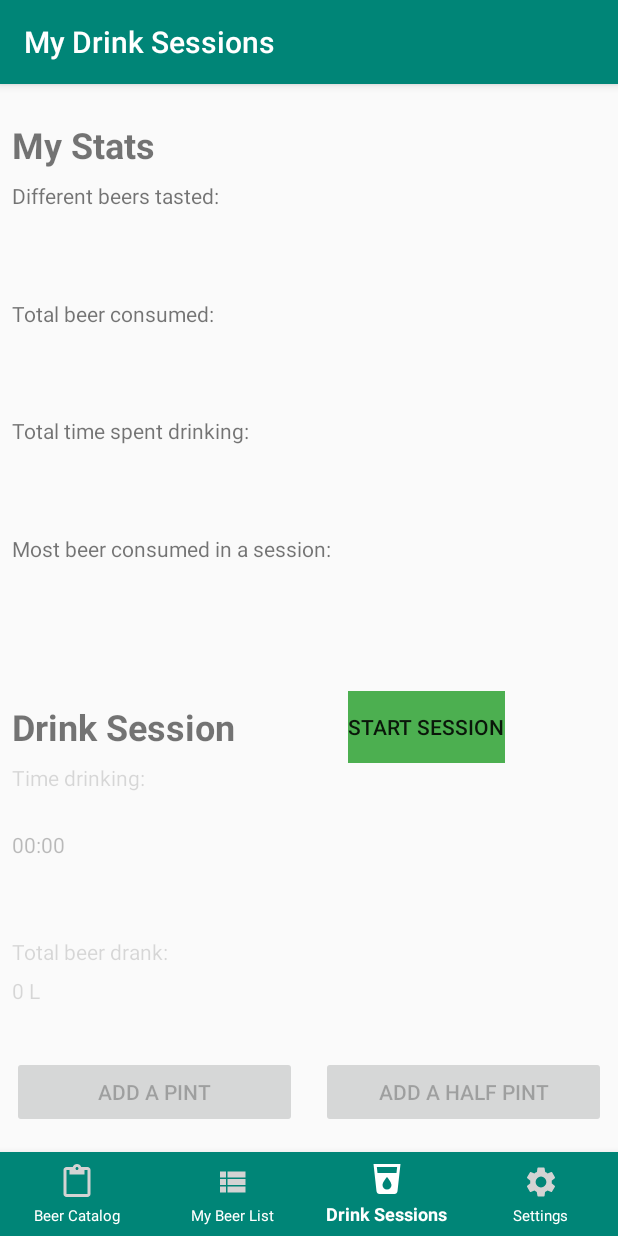
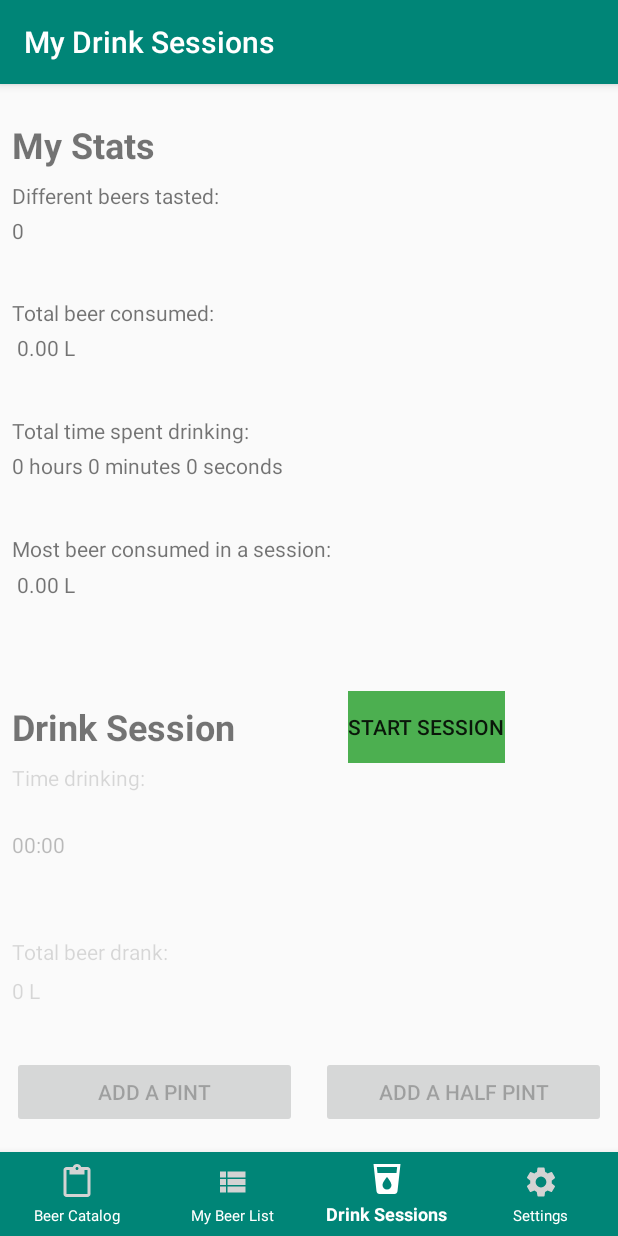
Before and after one commit to nikopetr/My-Beer-Journey, an Android app: the screen it shows after launch (MainActivity), item 3 of the bottom bar chosen, on a phone screen of 412 x 824 dp. Run offline under Robolectric (Android 15) with nearby library versions, the light colour scheme and no system bars.

Commit message:
Correct files for Drink Session Fragment

```diff
--- a/BeerApp/app/src/main/java/com/example/beerapp/DBHandler.java
+++ b/BeerApp/app/src/main/java/com/example/beerapp/DBHandler.java
@@ -5,6 +5,7 @@ import android.content.Context;
 import android.database.Cursor;
 import android.database.sqlite.SQLiteDatabase;
 import android.database.sqlite.SQLiteOpenHelper;
+import android.util.Log;
 
 import java.util.ArrayList;
 import java.util.List;
@@ -14,6 +15,7 @@ public class DBHandler extends SQLiteOpenHelper {
     // Constants used for the DB
     private static final int DATABASE_VERSION = 1;
     private static final String DATABASE_NAME = "beersDB.db";
+    // For beers table
     private static final String TABLE_BEERS = "beers";
     private static final String COLUMN_ID = "_id";
     private static final String COLUMN_NAME = "name";
@@ -21,6 +23,12 @@ public class DBHandler extends SQLiteOpenHelper {
     private static final String COLUMN_COUNTRY = "country";
     private static final String COLUMN_ABV = "abv";
     private static final String COLUMN_TYPE = "type";
+    // For users table
+    private static final String TABLE_USER = "user";
+    private static final String COLUMN_BEERS_TASTED = "tasted";
+    private static final String COLUMN_LITRES_CONSUMED = "litres";
+    private static final String COLUMN_TOTAL_TIME = "time";
+    private static final String COLUMN_BEST_SESSION = "best_session";
 
     // Constructor
     public DBHandler(Context context, SQLiteDatabase.CursorFactory factory){
@@ -39,12 +47,30 @@ public class DBHandler extends SQLiteOpenHelper {
                 COLUMN_ABV + " FLOAT," +
                 COLUMN_TYPE + " TEXT" + ")";
         db.execSQL(CREATE_BEERS_TABLE);
+
+        String CREATE_USER_TABLE = "CREATE TABLE " +
+                TABLE_USER + "(" +
+                COLUMN_ID + " INTEGER PRIMARY KEY," +
+                COLUMN_BEERS_TASTED + " INTEGER," +
+                COLUMN_LITRES_CONSUMED + " DOUBLE," +
+                COLUMN_TOTAL_TIME + " BIGINT," +
+                COLUMN_BEST_SESSION + " DOUBLE" + ")";
+        db.execSQL(CREATE_USER_TABLE);
+
+        ContentValues values = new ContentValues();
+        values.put(COLUMN_BEERS_TASTED, 0);
+        values.put(COLUMN_LITRES_CONSUMED, 0);
+        values.put(COLUMN_TOTAL_TIME, 0);
+        values.put(COLUMN_BEST_SESSION, 0);
+        db.insert(TABLE_USER, null, values);
+
     }
 
     // Upgrades the DB, deleting recreating the DB (since we don't need the method to do anything special)
     @Override
     public void onUpgrade(SQLiteDatabase db, int oldVersion, int newVersion) {
         db.execSQL("DROP TABLE IF EXISTS " + TABLE_BEERS);
+        db.execSQL("DROP TABLE IF EXISTS " + TABLE_USER);
         onCreate(db);
     }
 
@@ -54,7 +80,7 @@ public class DBHandler extends SQLiteOpenHelper {
         values.put(COLUMN_NAME, beer.getBeerName());
         SQLiteDatabase db = this.getWritableDatabase();
         db.insert(TABLE_BEERS, null, values);
-        db.close();
+//        db.close();
     }
 
     //Μέθοδος για εύρεση προιόντος βάσει ονομασίας του
@@ -105,8 +131,123 @@ public class DBHandler extends SQLiteOpenHelper {
         while (cursor.moveToNext())
                 beers.add(new Beer(cursor.getString(1), R.drawable.ic_local_drink_black_24dp)); // Column 1 contains the name of the beer, image is going to change
         cursor.close();
-        db.close();
+//        db.close();
         return beers;
     }
 
+    // These functions are about the My Stats fragment
+    // Add new tasted beer
+    public boolean addTastedBeer() {
+        // TO DO
+        return true;
+    }
+
+    // Add session's litres to the DB
+    public boolean addLitres(double litres) {
+        String query = "SELECT * FROM " + TABLE_USER;
+        SQLiteDatabase db = this.getWritableDatabase();
+        Cursor cursor = db.rawQuery(query, null);
+        if (cursor.moveToFirst()) {
+            double alreadyDrankLitres = cursor.getDouble(2);
+            Log.d("Already Drank Litres", String.format("%.2f L", alreadyDrankLitres));
+            Log.d("Litres to add", String.format("%.2f L", litres));
+            alreadyDrankLitres += litres;
+            ContentValues litresUpdate = new ContentValues();
+            litresUpdate.put(COLUMN_LITRES_CONSUMED, alreadyDrankLitres);
+            db.update(TABLE_USER, litresUpdate, null, null);
+            cursor.close();
+            return true;
+        }
+        cursor.close();
+        return false;
+    }
+
+    // Add session's time to the DB
+    // The time is in seconds
+    public boolean addSessionTime(long timeSpentDrinking) {
+        String query = "SELECT * FROM " + TABLE_USER;
+        SQLiteDatabase db = this.getWritableDatabase();
+        Cursor cursor = db.rawQuery(query, null);
+        if (cursor.moveToFirst()) {
+            long alreadyTimeSpentDrinking = cursor.getLong(3);
+            Log.d("Already Time", String.valueOf(alreadyTimeSpentDrinking));
+            Log.d("Time to add", String.valueOf(timeSpentDrinking));
+            alreadyTimeSpentDrinking += timeSpentDrinking;
+            ContentValues timeUpdate = new ContentValues();
+            timeUpdate.put(COLUMN_TOTAL_TIME, alreadyTimeSpentDrinking);
+            db.update(TABLE_USER, timeUpdate, null, null);
+            cursor.close();
+            return true;
+        }
+        cursor.close();
+        return false;
+    }
+
+    // Add best session
+    public boolean bestSession(double currentSession) {
+        String query = "SELECT * FROM " + TABLE_USER;
+        SQLiteDatabase db = this.getWritableDatabase();
+        Cursor cursor = db.rawQuery(query, null);
+        if (cursor.moveToFirst()) {
+            double bestSession = cursor.getDouble(4);
+            if (currentSession > bestSession) {
+                ContentValues bestSessionUpdate = new ContentValues();
+                bestSessionUpdate.put(COLUMN_BEST_SESSION, currentSession);
+                db.update(TABLE_USER, bestSessionUpdate, null, null);
+            }
+            cursor.close();
+            return true;
+        }
+        cursor.close();
+        return false;
+    }
+
+    // Return the total number of tasted beers
+    public int getTotalTastedBeers() {
+        // TO DO
+        return 0;
+    }
+
+    // Return total litres that were consumed
+    public double getTotalLitres() {
+        String query = "SELECT * FROM " + TABLE_USER;
+        SQLiteDatabase db = this.getWritableDatabase();
+        Cursor cursor = db.rawQuery(query, null);
+        if (cursor.moveToFirst()) {
+            double totalLitres = cursor.getDouble(2);
+            cursor.close();
+            return totalLitres;
+        }
+        cursor.close();
+        return 0.0;
+    }
+
+    // Return the total time spent drinking in seconds
+    public long getTotalTime() {
+        String query = "SELECT * FROM " + TABLE_USER;
+        SQLiteDatabase db = this.getWritableDatabase();
+        Cursor cursor = db.rawQuery(query, null);
+        if (cursor.moveToFirst()) {
+            long totalTime = cursor.getLong(3);
+            cursor.close();
+            return totalTime;
+        }
+        cursor.close();
+        return 0;
+    }
+
+    // Return the best session
+    public double getBestSession() {
+        String query = "SELECT * FROM " + TABLE_USER;
+        SQLiteDatabase db = this.getWritableDatabase();
+        Cursor cursor = db.rawQuery(query, null);
+        if (cursor.moveToFirst()) {
+            double bestSession = cursor.getDouble(4);
+            cursor.close();
+            return bestSession;
+        }
+        cursor.close();
+        return 0.0;
+    }
+
 }
--- a/BeerApp/app/src/main/java/com/example/beerapp/DrinkSessionsFragment.java
+++ b/BeerApp/app/src/main/java/com/example/beerapp/DrinkSessionsFragment.java
@@ -12,6 +12,9 @@ import android.widget.TextView;
 
 import androidx.annotation.Nullable;
 
+import org.w3c.dom.Text;
+
+import java.util.Objects;
 import java.util.concurrent.TimeUnit;
 
 // Fragment used for displaying user's drinking stats, and for having a new drink session
@@ -20,7 +23,11 @@ public class DrinkSessionsFragment extends SerializableFragment {
     private static final double PINT_TO_LITRE = 0.5;
     private static final double HALF_PINT_TO_LITRE = 0.3;
 
-    private double litresDrank;
+    //Initialize the view
+    private View rootView;
+    // Database
+    private DBHandler dbHandler;
+    // Initialize variables
     private boolean isDrinking;
     private long timePassed;
     // Components about the first half of the Drink Session
@@ -34,8 +41,10 @@ public class DrinkSessionsFragment extends SerializableFragment {
     private TextView beerNumber;
     private double totalLitresDrank;
     // Stats components
-    private TextView totalBeerConsumed;
-    private TextView totalTime;
+    private TextView differentBeersTextView;
+    private TextView totalBeerConsumedTextView;
+    private TextView totalTimeTextView;
+    private TextView bestSessionTextView;
 
 
     public DrinkSessionsFragment() {
@@ -44,23 +53,31 @@ public class DrinkSessionsFragment extends SerializableFragment {
 
     @Override
     public View onCreateView(LayoutInflater inflater, ViewGroup container, Bundle savedInstanceState) {
+        rootView = inflater.inflate(R.layout.fragment_drink_sessions, container, false);
 
-        View rootView = inflater.inflate(R.layout.fragment_drink_sessions, container, false);
+        // Inflate the layout for this fragment
+        return rootView;
+    }
+
+    @Override
+    public void onActivityCreated(@Nullable Bundle savedInstanceState) {
+        super.onActivityCreated(savedInstanceState);
+        // Initialize the db
+        dbHandler = new DBHandler(Objects.requireNonNull(getActivity()), null);
         // Initialize variables
         this.isDrinking = false;
         this.totalLitresDrank = 0;
-        this.litresDrank = 0;
         this.timePassed = 0;
-        // Initialize the START/STOP SESSION button and set the onClick methods to be called
+        // Find the START/STOP SESSION button and set the onClick functions to be called
         sessionButton = rootView.findViewById(R.id.startSessionButton);
         sessionButton.setOnClickListener(new View.OnClickListener() {
             @Override
-            public void onClick(View view) {
+            public void onClick(View v) {
                 // If the user is drinking then we stop the session, otherwise a session starts
                 if (isDrinking)
-                    stopDrinkSession();
+                    stopSession();
                 else
-                    startDrinkSession();
+                    startSession();
             }
         });
         // Initialize the chronometer
@@ -72,7 +89,7 @@ public class DrinkSessionsFragment extends SerializableFragment {
         addPint = rootView.findViewById(R.id.addPintButton);
         addPint.setOnClickListener(new View.OnClickListener() {
             @Override
-            public void onClick(View view) {
+            public void onClick(View v) {
                 addBeer(false);
             }
         });
@@ -80,7 +97,7 @@ public class DrinkSessionsFragment extends SerializableFragment {
         addHalfPint = rootView.findViewById(R.id.addHalfPintButton);
         addHalfPint.setOnClickListener(new View.OnClickListener() {
             @Override
-            public void onClick(View view) {
+            public void onClick(View v) {
                 addBeer(true);
             }
         });
@@ -89,18 +106,23 @@ public class DrinkSessionsFragment extends SerializableFragment {
         beerNumber = rootView.findViewById(R.id.litresDrankTextView);
 
         // Initialize the text views for the stats
-        totalBeerConsumed = rootView.findViewById(R.id.beerConsumedNumberTextView);
-        totalTime = rootView.findViewById(R.id.totalTimeSpentNumberTextView);
+        // Initialize different beers consumed text
+        differentBeersTextView = rootView.findViewById(R.id.totalBeersTastedTextView);
+        differentBeersTextView.setText(String.valueOf(dbHandler.getTotalTastedBeers()));
+        // Initialize total beer consumed text
+        totalBeerConsumedTextView = rootView.findViewById(R.id.beerConsumedNumberTextView);
+        totalBeerConsumedTextView.setText(String.format(" %.2f L", dbHandler.getTotalLitres()));
+        // Initialize the time text
+        totalTimeTextView = rootView.findViewById(R.id.totalTimeSpentNumberTextView);
+        totalTimeTextView.setText(timeConvert());
+        // Initialize the best session text
+        bestSessionTextView = rootView.findViewById(R.id.bestSessionTextView);
+        bestSessionTextView.setText(String.format(" %.2f L", dbHandler.getBestSession()));
 
-
-        // Inflate the layout for this fragment
-        return rootView;
     }
 
-
-
     // Method called when the button START SESSION is pressed to start the chronometer and enable the view components
-    private void startDrinkSession() {
+    private void startSession() {
         // Reset the chronometer
         sessionChronometer.setBase(SystemClock.elapsedRealtime());
         // Start the chronometer
@@ -125,18 +147,18 @@ public class DrinkSessionsFragment extends SerializableFragment {
 
     // Method called when the button STOP SESSION is pressed to stop the chronometer,
     // save(update) the current's drink session outcomes and disable the view components
-    private void stopDrinkSession() {
+    private void stopSession() {
         // Save the values to variables to be stored in the DB
-        litresDrank += totalLitresDrank;
+        dbHandler.addLitres(totalLitresDrank);
 
+        // Time elapsed in seconds
         long elapsedMillis = SystemClock.elapsedRealtime() - sessionChronometer.getBase();
-        timePassed += elapsedMillis / 1000;
-        // Convert time to days, hours, minutes, seconds
-        int days = (int) TimeUnit.SECONDS.toDays(timePassed);
-        long hours = TimeUnit.SECONDS.toHours(timePassed) - (days *24);
-        long minutes = TimeUnit.SECONDS.toMinutes(timePassed) - (TimeUnit.SECONDS.toHours(timePassed)* 60);
-        long seconds = TimeUnit.SECONDS.toSeconds(timePassed) - (TimeUnit.SECONDS.toMinutes(timePassed) *60);
+        timePassed = elapsedMillis / 1000;
+        // Add the time to the DB
+        dbHandler.addSessionTime(timePassed);
 
+        // Add the session's litres in the DB if it is the best session
+        dbHandler.bestSession(totalLitresDrank);
 
         // Reset the variables' values
         sessionChronometer.setBase(SystemClock.elapsedRealtime());
@@ -160,42 +182,62 @@ public class DrinkSessionsFragment extends SerializableFragment {
         addPint.setEnabled(false);
 
         // Update the stats
-        totalBeerConsumed.setText(String.format(getString(R.string.litres_format_string), litresDrank));
-        // Set the correct endings in word
-        String totalTimeString = "";
-        // For days
-        if (days == 1)
-            totalTimeString += days + " day ";
-        else if (days > 1)
-            totalTimeString += days + " days ";
-        // For hours
-        if (hours == 1)
-            totalTimeString += hours + " hour ";
-        else
-            totalTimeString += hours + " hours ";
-        // For minutes
-        if (minutes == 1)
-            totalTimeString += minutes + " minute ";
-        else
-            totalTimeString += minutes + " minutes ";
-        // For seconds
-        if (seconds == 1)
-            totalTimeString += seconds + " second";
-        else
-            totalTimeString += seconds + " seconds";
-        totalTime.setText(totalTimeString);
+        // Update total litres text
+        totalBeerConsumedTextView.setText(String.format(" %.2f L", dbHandler.getTotalLitres()));
+        // Update the time text
+        totalTimeTextView.setText(timeConvert());
+        // Update best session text
+        bestSessionTextView.setText(String.format(" %.2f L", dbHandler.getBestSession()));
 
         isDrinking = false;
     }
 
 
-    // Method called to add half or a pint of beer
+    // This function is called to add half or a pint of beer
     private void addBeer(boolean isHalf) {
         if (isHalf)
             totalLitresDrank += HALF_PINT_TO_LITRE;
         else
             totalLitresDrank += PINT_TO_LITRE;
-        beerNumber.setText(String.format(getString(R.string.litres_format_string), totalLitresDrank));
+        beerNumber.setText(String.format("%.2f L", totalLitresDrank));
 
     }
+
+    // This function is used to convert time from seconds to days, hours, minutes and seconds
+    // The time that is converted is the total time from the DB
+    // Return a string with the correct format of the time
+    private String timeConvert() {
+        // Initialize the string
+        String timeString = "";
+        // Get the total time in seconds
+        long totalTimePassed = dbHandler.getTotalTime();
+        // Convert total time to days, hours, minutes and seconds
+        int days = (int) TimeUnit.SECONDS.toDays(totalTimePassed);
+        long hours = TimeUnit.SECONDS.toHours(totalTimePassed) - (days *24);
+        long minutes = TimeUnit.SECONDS.toMinutes(totalTimePassed) - (TimeUnit.SECONDS.toHours(totalTimePassed)* 60);
+        long seconds = TimeUnit.SECONDS.toSeconds(totalTimePassed) - (TimeUnit.SECONDS.toMinutes(totalTimePassed) *60);
+        // Create the string
+        // For days
+        if (days == 1)
+            timeString += days + " day ";
+        else if (days > 1)
+            timeString += days + " days ";
+        // For hours
+        if (hours == 1)
+            timeString += hours + " hour ";
+        else
+            timeString += hours + " hours ";
+        // For minutes
+        if (minutes == 1)
+            timeString += minutes + " minute ";
+        else
+            timeString += minutes + " minutes ";
+        // For seconds
+        if (seconds == 1)
+            timeString += seconds + " second";
+        else
+            timeString += seconds + " seconds";
+
+        return timeString;
+    }
 }
--- a/BeerApp/app/src/main/res/layout/fragment_drink_sessions.xml
+++ b/BeerApp/app/src/main/res/layout/fragment_drink_sessions.xml
@@ -42,8 +42,14 @@
                 android:id="@+id/differentBeersTextView"
                 android:layout_width="match_parent"
                 android:layout_height="0dp"
-                android:layout_weight="1"
+                android:layout_weight="0.3"
                 android:text="@string/different_beers_tasted" />
+
+            <TextView
+                android:id="@+id/totalBeersTastedTextView"
+                android:layout_width="match_parent"
+                android:layout_height="0dp"
+                android:layout_weight="0.7" />
 
             <TextView
                 android:id="@+id/beerConsumedTextView"
@@ -75,8 +81,14 @@
                 android:id="@+id/mostBeerConsumedTextView"
                 android:layout_width="match_parent"
                 android:layout_height="0dp"
-                android:layout_weight="1"
+                android:layout_weight="0.3"
                 android:text="@string/most_beer_consumed_in_a_session" />
+
+            <TextView
+                android:id="@+id/bestSessionTextView"
+                android:layout_width="match_parent"
+                android:layout_height="0dp"
+                android:layout_weight="0.7" />
 
         </LinearLayout>
 
@@ -162,7 +174,7 @@
                 android:layout_weight="0.5"
                 android:ems="10"
                 android:enabled="false"
-                android:text="@string/litres_drank_init_text"/>
+                android:text="0 L"/>
 
         </LinearLayout>
 
```
